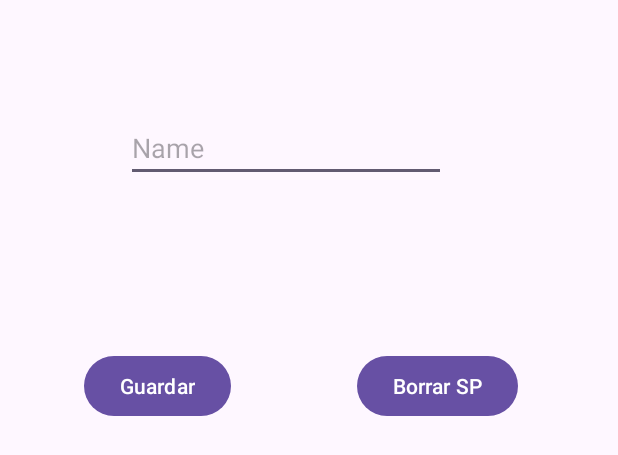
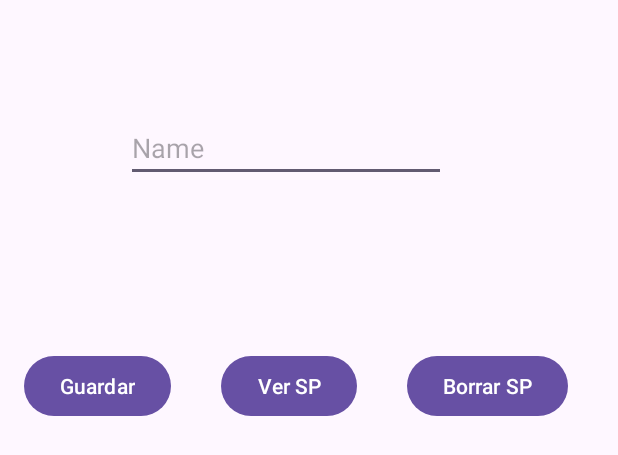
Before and after one commit to RafaelRio/SharedPreferencesExample, an Android app: the layout main_fragment.xml on its own in the app's theme, with its tools: preview values and no code run, on a phone screen of 412 x 824 dp. Shown: the top 455 px of the screen. Run offline under Robolectric (Android 15) with nearby library versions, the phone set to English and light mode, and no system bars.

Commit message:
Realizada primera versión

```diff
--- a/app/src/main/java/com/example/sharedpreferencesexample/classViewmodel.kt
+++ b/app/src/main/java/com/example/sharedpreferencesexample/classViewmodel.kt
@@ -10,9 +10,8 @@ import javax.inject.Inject
 @HiltViewModel
 class classViewmodel @Inject constructor(): ViewModel() {
 
-    private var _name = MutableStateFlow(String())
-    var name = _name.asStateFlow()
-    var aa = String()
+    private val _name = MutableStateFlow("")
+    val name = _name.asStateFlow()
     fun setName(newName: String) {
         _name.value = newName
     }
--- a/app/src/main/res/layout/main_fragment.xml
+++ b/app/src/main/res/layout/main_fragment.xml
@@ -22,7 +22,7 @@
         android:id="@+id/btnSave"
         android:layout_width="wrap_content"
         android:layout_height="wrap_content"
-        android:layout_marginStart="56dp"
+        android:layout_marginStart="16dp"
         android:layout_marginTop="112dp"
         android:text="Guardar"
         app:layout_constraintStart_toStartOf="parent"
@@ -32,10 +32,11 @@
         android:id="@+id/btnClear"
         android:layout_width="wrap_content"
         android:layout_height="wrap_content"
-        android:layout_marginStart="84dp"
         android:layout_marginTop="112dp"
         android:text="Borrar SP"
-        app:layout_constraintStart_toEndOf="@+id/btnSave"
+        app:layout_constraintEnd_toEndOf="parent"
+        app:layout_constraintHorizontal_bias="0.89"
+        app:layout_constraintStart_toStartOf="parent"
         app:layout_constraintTop_toBottomOf="@+id/etName" />
 
     <TextView
@@ -49,4 +50,15 @@
         app:layout_constraintEnd_toEndOf="parent"
         app:layout_constraintHorizontal_bias="0.498"
         app:layout_constraintStart_toStartOf="parent" />
+
+    <Button
+        android:id="@+id/btnSeeSP"
+        android:layout_width="wrap_content"
+        android:layout_height="wrap_content"
+        android:layout_marginTop="112dp"
+        android:text="Ver SP"
+        app:layout_constraintEnd_toEndOf="parent"
+        app:layout_constraintHorizontal_bias="0.459"
+        app:layout_constraintStart_toStartOf="parent"
+        app:layout_constraintTop_toBottomOf="@+id/etName" />
 </androidx.constraintlayout.widget.ConstraintLayout>
```
Also changed, not shown: app/src/main/java/com/example/sharedpreferencesexample/classFragment.kt (+68 -7 lines).
